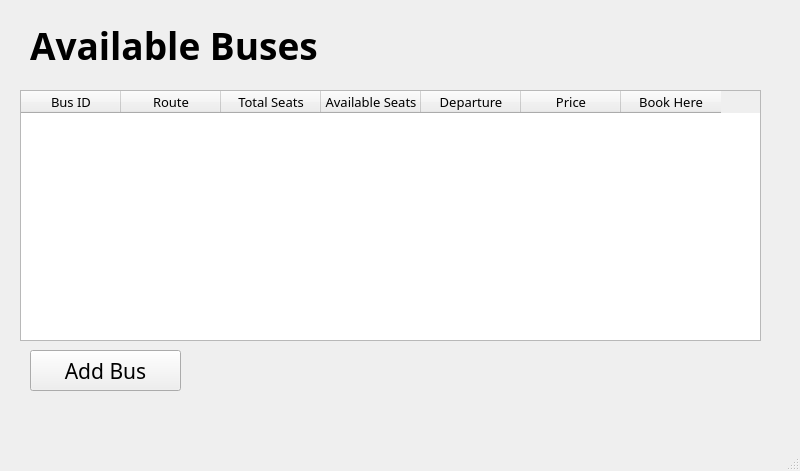
Above: mainwindow.ui from basnetrubin45/buspass before the change. Below: the same form after it.
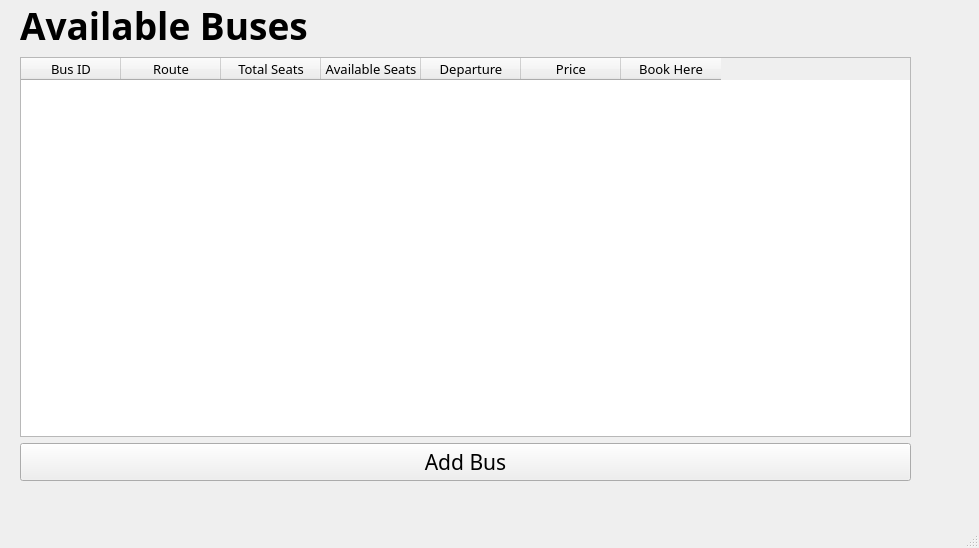
That is the form after the change.

The edit to the form file:
```diff
--- a/mainwindow.ui
+++ b/mainwindow.ui
@@ -6,8 +6,8 @@
    <rect>
     <x>0</x>
     <y>0</y>
-    <width>800</width>
-    <height>471</height>
+    <width>979</width>
+    <height>548</height>
    </rect>
   </property>
   <property name="font">
@@ -20,15 +20,24 @@
    <string>MainWindow</string>
   </property>
   <widget class="QWidget" name="centralwidget">
-   <widget class="QLabel" name="label">
+   <property name="font">
+    <font>
+     <family>Segoe UI Variable Small Light</family>
+     <pointsize>12</pointsize>
+    </font>
+   </property>
+   <widget class="QWidget" name="">
     <property name="geometry">
      <rect>
-      <x>30</x>
+      <x>20</x>
       <y>0</y>
-      <width>391</width>
-      <height>91</height>
+      <width>891</width>
+      <height>481</height>
      </rect>
     </property>
+    <layout class="QVBoxLayout" name="verticalLayout">
+     <item>
+      <widget class="QLabel" name="label">
     <property name="font">
      <font>
       <family>Yu Gothic UI Semibold</family>
@@ -40,15 +49,9 @@
      <string>Available Buses</string>
     </property>
    </widget>
+     </item>
+     <item>
    <widget class="QTableWidget" name="tableWidget">
-    <property name="geometry">
-     <rect>
-      <x>20</x>
-      <y>90</y>
-      <width>741</width>
-      <height>251</height>
-     </rect>
-    </property>
     <property name="font">
      <font>
       <family>Segoe UI Variable Small Light</family>
@@ -91,15 +94,9 @@
      </property>
     </column>
    </widget>
+     </item>
+     <item>
    <widget class="QPushButton" name="pushButton">
-    <property name="geometry">
-     <rect>
-      <x>30</x>
-      <y>350</y>
-      <width>151</width>
-      <height>41</height>
-     </rect>
-    </property>
     <property name="font">
      <font>
       <family>Segoe UI Variable Small Light</family>
@@ -109,6 +106,9 @@
     <property name="text">
      <string>Add Bus</string>
     </property>
+      </widget>
+     </item>
+    </layout>
    </widget>
   </widget>
   <widget class="QStatusBar" name="statusbar"/>
```
Lines whose indentation alone changed are shown as unchanged.
